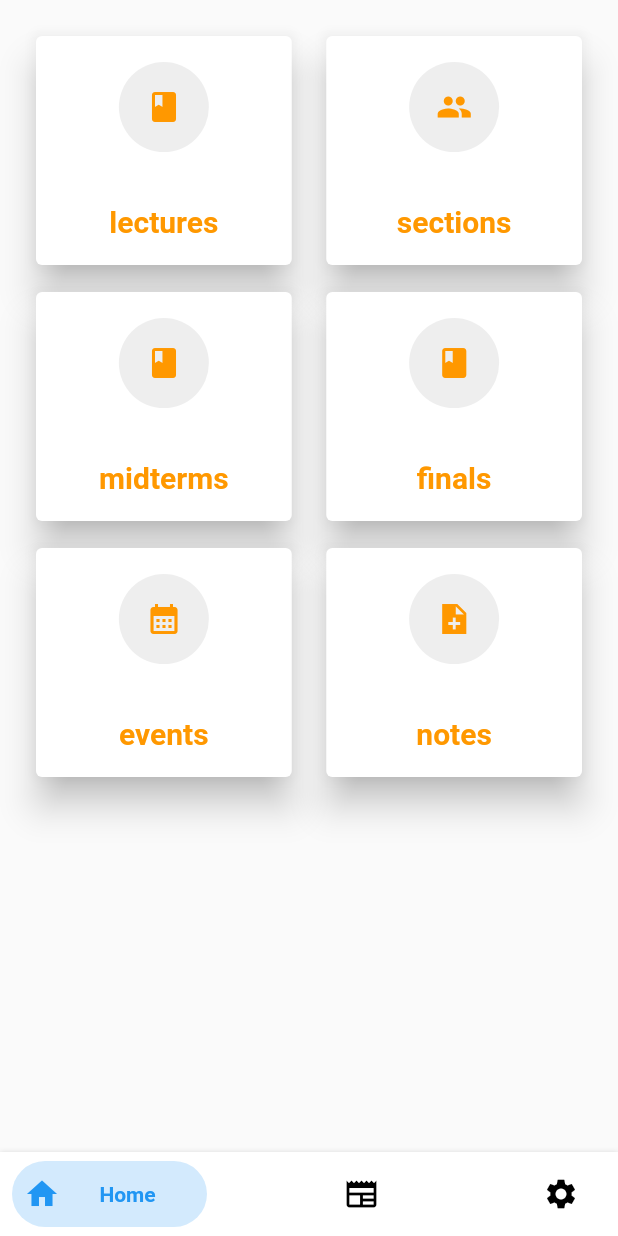
After one commit to AbdelazizDarwish/E-learning-App, a Flutter app: the screen it shows after launch, after a tap on "Sign up", on a phone screen of 412 x 824 dp. The commit adds this screen. Run offline on Flutter 3.47's test engine with Material 2 defaults, Android fonts, the phone set to English and light mode, and no system bars; drawn by our look-alikes of bottom_navy_bar; our stand-ins replace sizer.

Commit message:
second comit

```diff
--- a/lib/main.dart
+++ b/lib/main.dart
@@ -1,4 +1,5 @@
 import 'package:flutter/material.dart';
+import 'package:sizer/sizer.dart';
 import 'package:workshop/presentation/screens/login_screen.dart';
 import 'package:workshop/presentation/screens/register_screen.dart';
 
@@ -12,12 +13,15 @@ class MyApp extends StatelessWidget {
   // This widget is the root of your application.
   @override
   Widget build(BuildContext context) {
-    return MaterialApp(
-      title: 'Flutter Demo',
-      theme: ThemeData(
-        primarySwatch: Colors.blue,
-      ),
-      home: LoginScreen(),
+    return Sizer(
+      builder: (context, orientation, deviceType) {
+        return MaterialApp(
+          debugShowCheckedModeBanner: false,
+          title: 'ODC',
+          theme: ThemeData.light(),
+          home: RegisterScreen(),
+        );
+      },
     );
   }
 }
--- /dev/null
+++ b/lib/presentation/screens/home_screen/home_screen.dart
@@ -0,0 +1,92 @@
+import 'package:flutter/material.dart';
+import 'package:workshop/presentation/grid_screens/events_grid_screen/events_gridscreen.dart';
+import 'package:workshop/presentation/grid_screens/finals_grid_screen/finals_gridscreen.dart';
+import 'package:workshop/presentation/grid_screens/lectures_grid_screen/lectures_gridscreen.dart';
+import 'package:workshop/presentation/grid_screens/midterms_grid_screen/midterm_gridscreen.dart';
+import 'package:workshop/presentation/grid_screens/notes_screen_screen/notes_gridscreen.dart';
+import 'package:workshop/presentation/grid_screens/sections_grid_screen/sections_gridscreen.dart';
+import 'package:workshop/presentation/widgets/text_widget.dart';
+
+class HomeScreen extends StatelessWidget {
+  const HomeScreen({Key? key}) : super(key: key);
+
+  @override
+  Widget build(BuildContext context) {
+    final orientation = MediaQuery.of(context).orientation;
+    List myList = [
+      'lectures',
+      'sections',
+      'midterms',
+      'finals',
+      'events',
+      'notes'
+    ];
+    List icons = [
+      Icons.book,
+      Icons.people,
+      Icons.book,
+      Icons.book,
+      Icons.calendar_month,
+      Icons.note_add_sharp
+    ];
+    List myGridList = [
+      LecturesGridScreen(),
+      SectionsGridScreen(),
+      MidtermGridScreen(),
+      FinalsGridScreen(),
+      EventsGridScreen(),
+      NotesGridScreen()
+    ];
+    return Scaffold(
+      body: Container(
+        padding: EdgeInsets.all(20),
+        child: GridView.builder(
+          itemCount: myList.length,
+          gridDelegate: SliverGridDelegateWithFixedCrossAxisCount(
+            crossAxisCount: 2,
+            childAspectRatio: (100 / 90),
+            crossAxisSpacing: 15,
+            mainAxisSpacing: 10,
+          ),
+          itemBuilder: (BuildContext context, int index) {
+            return GestureDetector(
+              onTap: () => Navigator.push(context,
+                  MaterialPageRoute(builder: (context) => myGridList[index])),
+              child: Card(
+                elevation: 10, // the size of the shadow
+                shadowColor: Colors.black,
+                child: GridTile(
+                  child: Column(
+                    mainAxisAlignment: MainAxisAlignment.spaceAround,
+                    children: [
+                      Center(
+                        child: CircleAvatar(
+                          radius: 30,
+                          backgroundColor: Colors.grey[200],
+                          child: IconButton(
+                            icon: Icon(
+                              icons[index],
+                              color: Colors.orange,
+                            ),
+                            onPressed: () {},
+                          ),
+                        ),
+                      ),
+                      Center(
+                          child: TextComponent(
+                        text: myList[index],
+                        color: Colors.orange,
+                        size: 20,
+                        weight: FontWeight.bold,
+                      ))
+                    ],
+                  ),
+                ),
+              ),
+            );
+          },
+        ),
+      ),
+    );
+  }
+}
--- /dev/null
+++ b/lib/presentation/screens/layout_screen/layout_screen.dart
@@ -0,0 +1,49 @@
+import 'package:bottom_navy_bar/bottom_navy_bar.dart';
+import 'package:flutter/material.dart';
+import 'package:workshop/presentation/screens/home_screen/home_screen.dart';
+import 'package:workshop/presentation/screens/news_screen/news_screen.dart';
+import 'package:workshop/presentation/screens/settings_screen/settings_screen.dart';
+
+class LayOutScreen extends StatefulWidget {
+  const LayOutScreen({Key? key}) : super(key: key);
+
+  @override
+  State<LayOutScreen> createState() => _LayOutScreenState();
+}
+
+class _LayOutScreenState extends State<LayOutScreen> {
+  List _screens = [HomeScreen(), NewsScreen(), SettingsScreen()];
+  int _selectedIndex = 0;
+  @override
+  Widget build(BuildContext context) {
+    return Scaffold(
+        body: _screens[_selectedIndex],
+        bottomNavigationBar: BottomNavyBar(
+          selectedIndex: _selectedIndex,
+          showElevation: true, // use this to remove appBar's elevation
+          onItemSelected: (index) => setState(() {
+            _selectedIndex = index;
+          }),
+          items: [
+            BottomNavyBarItem(
+              icon: Icon(Icons.home),
+              textAlign: TextAlign.center,
+              inactiveColor: Colors.black,
+              title: Text('Home'),
+            ),
+            BottomNavyBarItem(
+                icon: Icon(Icons.newspaper),
+                textAlign: TextAlign.center,
+                inactiveColor: Colors.black,
+                title: Text('News'),
+                activeColor: Colors.purpleAccent),
+            BottomNavyBarItem(
+                icon: Icon(Icons.settings),
+                textAlign: TextAlign.center,
+                inactiveColor: Colors.black,
+                title: Text('Settings'),
+                activeColor: Colors.blue),
+          ],
+        ));
+  }
+}
--- a/lib/presentation/screens/register_screen.dart
+++ b/lib/presentation/screens/register_screen.dart
@@ -1,4 +1,6 @@
 import 'package:flutter/material.dart';
+import 'package:workshop/presentation/screens/layout_screen/layout_screen.dart';
+import 'package:workshop/presentation/screens/login_screen.dart';
 import 'package:workshop/presentation/widgets/text_widget.dart';
 import 'package:workshop/presentation/widgets/textfield_widget.dart';
 
@@ -135,7 +137,10 @@ class _RegisterScreenState extends State<RegisterScreen> {
                 )
               ],
             ),
-            Container(
+            GestureDetector(
+              onTap: () => Navigator.push(context,
+                  MaterialPageRoute(builder: (context) => LayOutScreen())),
+              child: Container(
                 width: double.infinity,
                 height: size.height * 0.06,
                 decoration: const BoxDecoration(
@@ -147,6 +152,7 @@ class _RegisterScreenState extends State<RegisterScreen> {
                     size: 18,
                     color: Colors.white,
                     weight: FontWeight.bold,
+                  ),
                 ),
               ),
             ),
@@ -180,7 +186,10 @@ class _RegisterScreenState extends State<RegisterScreen> {
             SizedBox(
               height: size.height * 0.02,
             ),
-            Container(
+            InkWell(
+              onTap: () => Navigator.push(context,
+                  MaterialPageRoute(builder: (context) => LoginScreen())),
+              child: Container(
                 width: double.infinity,
                 height: size.height * 0.06,
                 decoration: BoxDecoration(
@@ -199,6 +208,7 @@ class _RegisterScreenState extends State<RegisterScreen> {
                   ),
                 ),
               ),
+            ),
           ],
         ),
       ),
--- a/pubspec.yaml
+++ b/pubspec.yaml
@@ -34,6 +34,8 @@ dependencies:
   # The following adds the Cupertino Icons font to your application.
   # Use with the CupertinoIcons class for iOS style icons.
   cupertino_icons: ^1.0.2
+  bottom_navy_bar: ^6.0.0
+  sizer: ^2.0.15
 
 dev_dependencies:
   flutter_test:
```
Also changed, not shown: lib/presentation/grid_screens/events_grid_screen/events_gridscreen.dart (added, +17 -0 lines), lib/presentation/grid_screens/finals_grid_screen/finals_gridscreen.dart (added, +17 -0 lines), lib/presentation/grid_screens/lectures_grid_screen/add_notes.dart (added, +72 -0 lines), lib/presentation/grid_screens/lectures_grid_screen/lectures_gridscreen.dart (added, +27 -0 lines), lib/presentation/grid_screens/midterms_grid_screen/midterm_gridscreen.dart (added, +17 -0 lines), lib/presentation/grid_screens/notes_screen_screen/notes_gridscreen.dart (added, +17 -0 lines), lib/presentation/grid_screens/sections_grid_screen/sections_gridscreen.dart (added, +17 -0 lines), lib/presentation/screens/news_screen/news_screen.dart (added, +12 -0 lines), lib/presentation/screens/settings_screen/settings_screen.dart (added, +12 -0 lines), lib/presentation/widgets/textfield_widget.dart (+8 -1 lines), pubspec.lock, 2 other files. Lines whose indentation alone changed are shown as unchanged.
